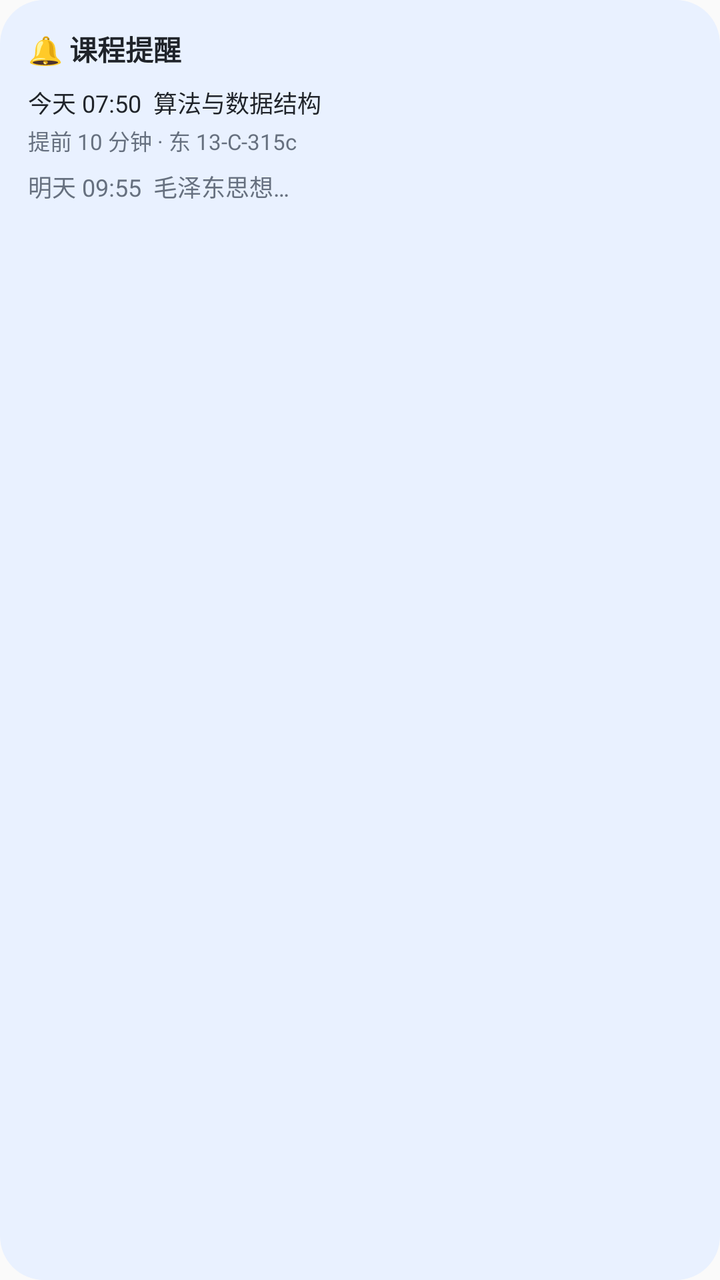
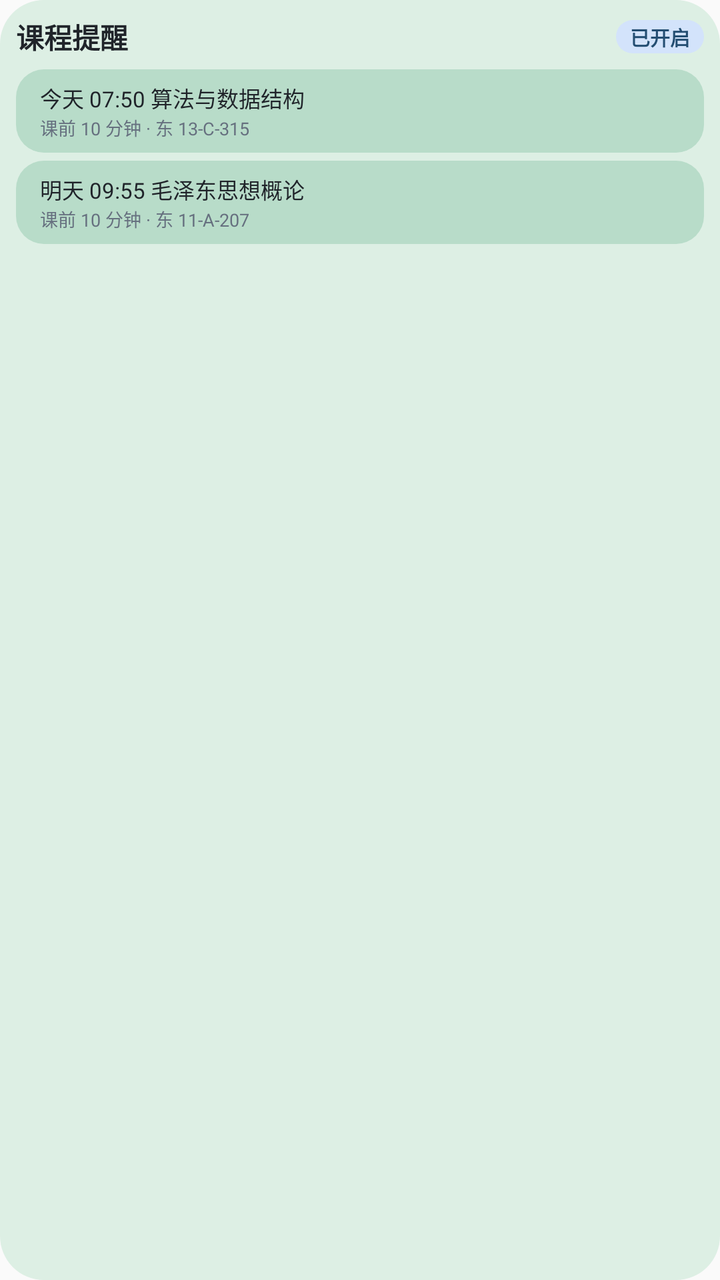

Compare the two renders of this Android layout. The source of the first and the diff that turns it into the second are given below.
<!-- AndroidManifest.xml: another module's application theme Theme.CurSimple -->
<!-- res/layout/widget_preview_reminder.xml -->
<?xml version="1.0" encoding="utf-8"?>
<LinearLayout xmlns:android="http://schemas.android.com/apk/res/android"
    android:layout_width="match_parent"
    android:layout_height="match_parent"
    android:background="@drawable/widget_bg_card"
    android:orientation="vertical"
    android:padding="14dp">

    <TextView
        android:layout_width="wrap_content"
        android:layout_height="wrap_content"
        android:text="🔔 课程提醒"
        android:textColor="#20242A"
        android:textSize="14sp"
        android:textStyle="bold" />

    <TextView
        android:layout_width="match_parent"
        android:layout_height="wrap_content"
        android:layout_marginTop="8dp"
        android:text="今天 07:50  算法与数据结构"
        android:textColor="#20242A"
        android:textSize="12sp" />

    <TextView
        android:layout_width="match_parent"
        android:layout_height="wrap_content"
        android:layout_marginTop="2dp"
        android:text="提前 10 分钟 · 东 13-C-315c"
        android:textColor="#66707F"
        android:textSize="11sp" />

    <TextView
        android:layout_width="match_parent"
        android:layout_height="wrap_content"
        android:layout_marginTop="6dp"
        android:text="明天 09:55  毛泽东思想…"
        android:textColor="#66707F"
        android:textSize="12sp" />
</LinearLayout>
<!-- resources referenced by this layout -->
<resources>
  <!-- drawable widget_bg_card (drawable) -->
  <?xml version="1.0" encoding="utf-8"?>
  <shape xmlns:android="http://schemas.android.com/apk/res/android">
      <solid android:color="#FFE9F1FF" />
      <corners android:radius="22dp" />
  </shape>
  <style name="Theme.CurSimple" parent="@android:style/Theme.Material.Light.NoActionBar">
          <item name="android:windowActionBar">false</item>
          <item name="android:windowNoTitle">true</item>
          <item name="android:windowContentOverlay">@null</item>
          <item name="android:windowDrawsSystemBarBackgrounds">true</item>
          <item name="android:statusBarColor">@android:color/transparent</item>
          <item name="android:navigationBarColor">@android:color/transparent</item>
      </style>
</resources>

<!-- the commit's change to res/layout/widget_preview_reminder.xml (unified diff, before → after) -->
@@ -1,40 +1,97 @@
 <?xml version="1.0" encoding="utf-8"?>
 <LinearLayout xmlns:android="http://schemas.android.com/apk/res/android"
+    xmlns:tools="http://schemas.android.com/tools"
     android:layout_width="match_parent"
     android:layout_height="match_parent"
-    android:background="@drawable/widget_bg_card"
+    android:background="@drawable/widget_bg_card_green"
     android:orientation="vertical"
-    android:padding="14dp">
+    android:padding="8dp"
+    tools:ignore="SmallSp">
 
-    <TextView
-        android:layout_width="wrap_content"
-        android:layout_height="wrap_content"
-        android:text="🔔 课程提醒"
-        android:textColor="#20242A"
-        android:textSize="14sp"
-        android:textStyle="bold" />
-
-    <TextView
+    <LinearLayout
         android:layout_width="match_parent"
         android:layout_height="wrap_content"
-        android:layout_marginTop="8dp"
-        android:text="今天 07:50  算法与数据结构"
-        android:textColor="#20242A"
-        android:textSize="12sp" />
+        android:gravity="center_vertical"
+        android:orientation="horizontal">
 
-    <TextView
-        android:layout_width="match_parent"
-        android:layout_height="wrap_content"
-        android:layout_marginTop="2dp"
-        android:text="提前 10 分钟 · 东 13-C-315c"
-        android:textColor="#66707F"
-        android:textSize="11sp" />
+        <TextView
+            android:layout_width="0dp"
+            android:layout_height="wrap_content"
+            android:layout_weight="1"
+            android:maxLines="1"
+            android:text="@string/widget_preview_reminder_title"
+            android:textColor="#20242A"
+            android:textSize="14sp"
+            android:textStyle="bold" />
 
-    <TextView
+        <TextView
+            android:layout_width="wrap_content"
+            android:layout_height="wrap_content"
+            android:background="@drawable/widget_bg_badge"
+            android:gravity="center"
+            android:paddingStart="7dp"
+            android:paddingTop="1dp"
+            android:paddingEnd="7dp"
+            android:paddingBottom="1dp"
+            android:text="@string/widget_preview_reminder_badge"
+            android:textColor="#244E72"
+            android:textSize="10sp"
+            android:textStyle="bold" />
+    </LinearLayout>
+
+    <LinearLayout
         android:layout_width="match_parent"
         android:layout_height="wrap_content"
         android:layout_marginTop="6dp"
-        android:text="明天 09:55  毛泽东思想…"
-        android:textColor="#66707F"
-        android:textSize="12sp" />
+        android:background="@drawable/widget_bg_surface_green"
+        android:orientation="vertical"
+        android:paddingStart="12dp"
+        android:paddingTop="6dp"
+        android:paddingEnd="12dp"
+        android:paddingBottom="6dp">
+
+        <TextView
+            android:layout_width="match_parent"
+            android:layout_height="wrap_content"
+            android:maxLines="1"
+            android:text="@string/widget_preview_reminder_1"
+            android:textColor="#20242A"
+            android:textSize="11sp" />
+
+        <TextView
+            android:layout_width="match_parent"
+            android:layout_height="wrap_content"
+            android:maxLines="1"
+            android:text="@string/widget_preview_reminder_sub_1"
+            android:textColor="#66707F"
+            android:textSize="9sp" />
+    </LinearLayout>
+
+    <LinearLayout
+        android:layout_width="match_parent"
+        android:layout_height="wrap_content"
+        android:layout_marginTop="4dp"
+        android:background="@drawable/widget_bg_surface_green"
+        android:orientation="vertical"
+        android:paddingStart="12dp"
+        android:paddingTop="6dp"
+        android:paddingEnd="12dp"
+        android:paddingBottom="6dp">
+
+        <TextView
+            android:layout_width="match_parent"
+            android:layout_height="wrap_content"
+            android:maxLines="1"
+            android:text="@string/widget_preview_reminder_2"
+            android:textColor="#20242A"
+            android:textSize="11sp" />
+
+        <TextView
+            android:layout_width="match_parent"
+            android:layout_height="wrap_content"
+            android:maxLines="1"
+            android:text="@string/widget_preview_reminder_sub_2"
+            android:textColor="#66707F"
+            android:textSize="9sp" />
+    </LinearLayout>
 </LinearLayout>
<!-- resource entries referenced after the edit -->
@@ -1,11 +1,29 @@
 <!-- resources referenced by this layout -->
 <resources>
-  <!-- drawable widget_bg_card (drawable) -->
+  <!-- drawable widget_bg_badge (drawable) -->
   <?xml version="1.0" encoding="utf-8"?>
   <shape xmlns:android="http://schemas.android.com/apk/res/android">
-      <solid android:color="#FFE9F1FF" />
+      <solid android:color="#FFD3E3FB" />
+      <corners android:radius="10dp" />
+  </shape>
+  <!-- drawable widget_bg_card_green (drawable) -->
+  <?xml version="1.0" encoding="utf-8"?>
+  <shape xmlns:android="http://schemas.android.com/apk/res/android">
+      <solid android:color="#FFDDEFE4" />
       <corners android:radius="22dp" />
   </shape>
+  <!-- drawable widget_bg_surface_green (drawable) -->
+  <?xml version="1.0" encoding="utf-8"?>
+  <shape xmlns:android="http://schemas.android.com/apk/res/android">
+      <solid android:color="#FFB8DCC9" />
+      <corners android:radius="14dp" />
+  </shape>
+  <string name="widget_preview_reminder_1">今天 07:50  算法与数据结构</string>
+  <string name="widget_preview_reminder_2">明天 09:55  毛泽东思想概论</string>
+  <string name="widget_preview_reminder_badge">已开启</string>
+  <string name="widget_preview_reminder_sub_1">课前 10 分钟 · 东 13-C-315</string>
+  <string name="widget_preview_reminder_sub_2">课前 10 分钟 · 东 11-A-207</string>
+  <string name="widget_preview_reminder_title">课程提醒</string>
   <style name="Theme.CurSimple" parent="@android:style/Theme.Material.Light.NoActionBar">
           <item name="android:windowActionBar">false</item>
           <item name="android:windowNoTitle">true</item>
